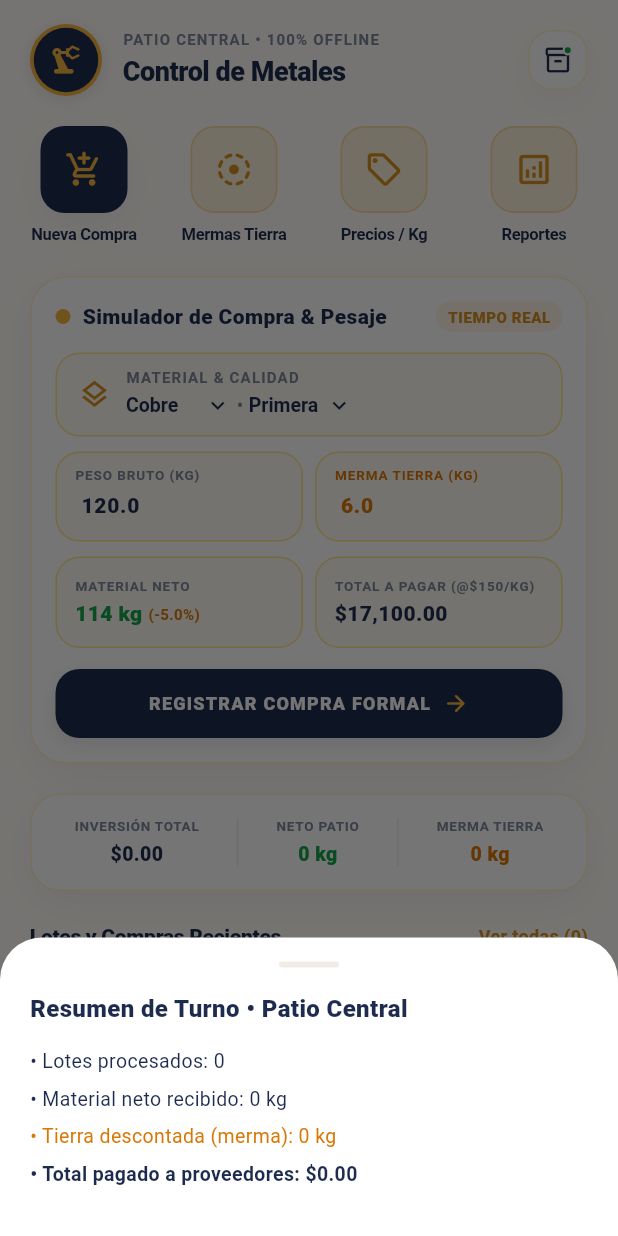
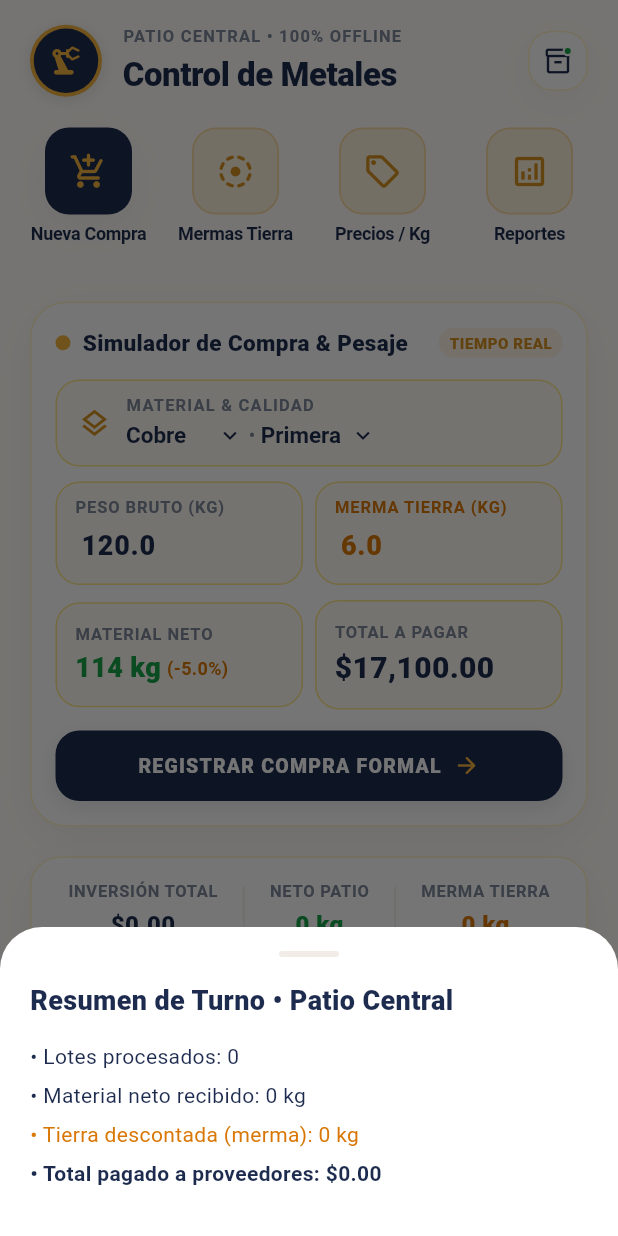
Before and after one commit to darvulia/GitMatApp, a Flutter app: the screen it shows after launch, after a tap on the "inventory 2" icon, on a phone screen of 412 x 824 dp. Run offline on Flutter 3.47's test engine with Material 3 defaults, Android fonts, the phone set to English and light mode, and no system bars; our stand-ins replace drift, flutter_riverpod, google_fonts; accounts and stored records are empty; generated files the repository leaves out were written again.

Commit message:
style: ajustar jerarquia y tamanios de fuente segun disenio de referencia

```diff
--- a/lib/core/widgets/floating_nav_bar.dart
+++ b/lib/core/widgets/floating_nav_bar.dart
@@ -117,7 +117,7 @@ class FloatingAmberBottomNav extends StatelessWidget {
             Text(
               label,
               style: TextStyle(
-                fontSize: 10,
+                fontSize: 11,
                 fontWeight: isSelected ? FontWeight.w800 : FontWeight.w600,
                 color: color,
                 letterSpacing: -0.2,
--- a/lib/features/dashboard/presentation/screens/dashboard_screen.dart
+++ b/lib/features/dashboard/presentation/screens/dashboard_screen.dart
@@ -37,7 +37,7 @@ class DashboardScreen extends ConsumerWidget {
           },
           child: SingleChildScrollView(
             physics: const AlwaysScrollableScrollPhysics(),
-            padding: const EdgeInsets.fromLTRB(20, 16, 20, 110),
+            padding: const EdgeInsets.fromLTRB(20, 16, 20, 130),
             child: Column(
               crossAxisAlignment: CrossAxisAlignment.start,
               children: [
@@ -131,7 +131,7 @@ class DashboardScreen extends ConsumerWidget {
         Text(
           label,
           style: const TextStyle(
-            fontSize: 9,
+            fontSize: 11,
             fontWeight: FontWeight.w700,
             color: AppColors.brandMuted,
             letterSpacing: 0.5,
@@ -141,7 +141,7 @@ class DashboardScreen extends ConsumerWidget {
         Text(
           value,
           style: TextStyle(
-            fontSize: 13,
+            fontSize: 16,
             fontWeight: FontWeight.w800,
             color: color,
           ),
@@ -179,7 +179,7 @@ class DashboardScreen extends ConsumerWidget {
               const Text(
                 'Catálogo de Precios Sugeridos / Kg',
                 style: TextStyle(
-                  fontSize: 16,
+                  fontSize: 18,
                   fontWeight: FontWeight.w800,
                   color: AppColors.brandDark,
                 ),
@@ -187,7 +187,7 @@ class DashboardScreen extends ConsumerWidget {
               const SizedBox(height: 4),
               const Text(
                 'Precios base actualizados para compra en patio',
-                style: TextStyle(fontSize: 12, color: AppColors.brandMuted),
+                style: TextStyle(fontSize: 13, color: AppColors.brandMuted),
               ),
               const SizedBox(height: 16),
               _buildPriceRow(MetalType.cobre, '\$150.00 / kg', '\$130.00 / kg', AppColors.colorCobre),
@@ -219,15 +219,15 @@ class DashboardScreen extends ConsumerWidget {
               const SizedBox(width: 10),
               Text(
                 mat.displayName,
-                style: const TextStyle(fontSize: 13, fontWeight: FontWeight.w800, color: AppColors.brandDark),
+                style: const TextStyle(fontSize: 15, fontWeight: FontWeight.w800, color: AppColors.brandDark),
               ),
             ],
           ),
           Row(
             children: [
-              Text('1ra: $firstGrade', style: const TextStyle(fontSize: 11, fontWeight: FontWeight.w700, color: AppColors.brandDark)),
+              Text('1ra: $firstGrade', style: const TextStyle(fontSize: 13, fontWeight: FontWeight.w700, color: AppColors.brandDark)),
               const SizedBox(width: 12),
-              Text('2da: $secondGrade', style: const TextStyle(fontSize: 11, fontWeight: FontWeight.w500, color: AppColors.brandMuted)),
+              Text('2da: $secondGrade', style: const TextStyle(fontSize: 12, fontWeight: FontWeight.w500, color: AppColors.brandMuted)),
             ],
           ),
         ],
@@ -265,16 +265,16 @@ class DashboardScreen extends ConsumerWidget {
               const SizedBox(height: 16),
               const Text(
                 'Resumen de Turno • Patio Central',
-                style: TextStyle(fontSize: 16, fontWeight: FontWeight.w800, color: AppColors.brandDark),
+                style: TextStyle(fontSize: 18, fontWeight: FontWeight.w800, color: AppColors.brandDark),
               ),
               const SizedBox(height: 14),
-              Text('• Lotes procesados: $count', style: const TextStyle(fontSize: 13, color: AppColors.brandDark)),
+              Text('• Lotes procesados: $count', style: const TextStyle(fontSize: 14, color: AppColors.brandDark)),
               const SizedBox(height: 6),
-              Text('• Material neto recibido: ${NumberFormatter.formatNumber(totalNet)} kg', style: const TextStyle(fontSize: 13, color: AppColors.brandDark)),
+              Text('• Material neto recibido: ${NumberFormatter.formatNumber(totalNet)} kg', style: const TextStyle(fontSize: 14, color: AppColors.brandDark)),
               const SizedBox(height: 6),
-              Text('• Tierra descontada (merma): ${NumberFormatter.formatNumber(totalWaste)} kg', style: const TextStyle(fontSize: 13, color: AppColors.warning)),
+              Text('• Tierra descontada (merma): ${NumberFormatter.formatNumber(totalWaste)} kg', style: const TextStyle(fontSize: 14, color: AppColors.warning)),
               const SizedBox(height: 6),
-              Text('• Total pagado a proveedores: ${NumberFormatter.formatCurrency(totalSpent)}', style: const TextStyle(fontSize: 13, fontWeight: FontWeight.bold, color: AppColors.brandDark)),
+              Text('• Total pagado a proveedores: ${NumberFormatter.formatCurrency(totalSpent)}', style: const TextStyle(fontSize: 14, fontWeight: FontWeight.bold, color: AppColors.brandDark)),
             ],
           ),
         );
--- a/lib/features/dashboard/presentation/widgets/active_operations_section.dart
+++ b/lib/features/dashboard/presentation/widgets/active_operations_section.dart
@@ -42,7 +42,7 @@ class ActiveOperationsSection extends StatelessWidget {
             const Text(
               'Lotes y Compras Recientes',
               style: TextStyle(
-                fontSize: 14,
+                fontSize: 18,
                 fontWeight: FontWeight.w800,
                 color: AppColors.brandDark,
                 letterSpacing: -0.2,
@@ -53,7 +53,7 @@ class ActiveOperationsSection extends StatelessWidget {
               child: Text(
                 'Ver todas (${purchases.length})',
                 style: const TextStyle(
-                  fontSize: 12,
+                  fontSize: 13,
                   fontWeight: FontWeight.w700,
                   color: AppColors.brandYellowDeep,
                 ),
@@ -123,7 +123,7 @@ class ActiveOperationsSection extends StatelessWidget {
                       Text(
                         '${item.materialType.displayName} • ${item.quality.displayName}',
                         style: const TextStyle(
-                          fontSize: 13,
+                          fontSize: 16,
                           fontWeight: FontWeight.w800,
                           color: AppColors.brandDark,
                         ),
@@ -131,7 +131,7 @@ class ActiveOperationsSection extends StatelessWidget {
                       Text(
                         DateFormatter.formatDateTime(item.purchaseDate),
                         style: const TextStyle(
-                          fontSize: 10,
+                          fontSize: 12,
                           fontWeight: FontWeight.w500,
                           color: AppColors.brandMuted,
                         ),
@@ -149,7 +149,7 @@ class ActiveOperationsSection extends StatelessWidget {
                 child: const Text(
                   'EN PATIO',
                   style: TextStyle(
-                    fontSize: 9,
+                    fontSize: 11,
                     fontWeight: FontWeight.w800,
                     color: AppColors.brandYellowDeep,
                     letterSpacing: 0.5,
@@ -246,7 +246,7 @@ class ActiveOperationsSection extends StatelessWidget {
                   Text(
                     item.supplierName ?? 'Proveedor de Patio',
                     style: const TextStyle(
-                      fontSize: 12,
+                      fontSize: 13,
                       fontWeight: FontWeight.w600,
                       color: AppColors.brandDark,
                     ),
@@ -264,8 +264,8 @@ class ActiveOperationsSection extends StatelessWidget {
                     child: Text(
                       NumberFormatter.formatCurrency(item.totalCost),
                       style: const TextStyle(
-                        fontSize: 12,
-                        fontWeight: FontWeight.w800,
+                        fontSize: 16,
+                        fontWeight: FontWeight.w900,
                         color: AppColors.brandYellowDeep,
                       ),
                     ),
@@ -327,7 +327,7 @@ class ActiveOperationsSection extends StatelessWidget {
         Text(
           label.toUpperCase(),
           style: TextStyle(
-            fontSize: 9,
+            fontSize: 11,
             fontWeight: FontWeight.w700,
             color: isWarning
                 ? AppColors.warning
@@ -338,7 +338,7 @@ class ActiveOperationsSection extends StatelessWidget {
         Text(
           value,
           style: TextStyle(
-            fontSize: 11,
+            fontSize: 14,
             fontWeight: FontWeight.w800,
             color: isWarning
                 ? AppColors.warning
@@ -386,7 +386,7 @@ class ActiveOperationsSection extends StatelessWidget {
                   Text(
                     '${item.materialType.displayName} • ${item.quality.displayName}',
                     style: const TextStyle(
-                      fontSize: 13,
+                      fontSize: 16,
                       fontWeight: FontWeight.w800,
                       color: AppColors.brandDark,
                     ),
@@ -395,8 +395,8 @@ class ActiveOperationsSection extends StatelessWidget {
                   Text(
                     '${NumberFormatter.formatNumber(item.netQuantity)} kg neto • ${NumberFormatter.formatCurrency(item.totalCost)}',
                     style: const TextStyle(
-                      fontSize: 11,
-                      fontWeight: FontWeight.w500,
+                      fontSize: 13,
+                      fontWeight: FontWeight.w600,
                       color: AppColors.brandMuted,
                     ),
                   ),
@@ -454,7 +454,7 @@ class ActiveOperationsSection extends StatelessWidget {
           const Text(
             'Sin compras registradas aún',
             style: TextStyle(
-              fontSize: 14,
+              fontSize: 16,
               fontWeight: FontWeight.w800,
               color: AppColors.brandDark,
             ),
@@ -464,7 +464,7 @@ class ActiveOperationsSection extends StatelessWidget {
             'Usa el simulador superior o el botón "+" para registrar material',
             textAlign: TextAlign.center,
             style: TextStyle(
-              fontSize: 12,
+              fontSize: 13,
               fontWeight: FontWeight.w500,
               color: AppColors.brandMuted,
             ),
--- a/lib/features/dashboard/presentation/widgets/operator_header.dart
+++ b/lib/features/dashboard/presentation/widgets/operator_header.dart
@@ -55,7 +55,7 @@ class OperatorHeader extends StatelessWidget {
                 Text(
                   'PATIO CENTRAL • 100% OFFLINE',
                   style: TextStyle(
-                    fontSize: 10,
+                    fontSize: 11,
                     fontWeight: FontWeight.w700,
                     color: AppColors.brandMuted,
                     letterSpacing: 0.8,
@@ -65,7 +65,7 @@ class OperatorHeader extends StatelessWidget {
                 Text(
                   'Control de Metales',
                   style: TextStyle(
-                    fontSize: 18,
+                    fontSize: 22,
                     fontWeight: FontWeight.w800,
                     color: AppColors.brandDark,
                     letterSpacing: -0.3,
--- a/lib/features/dashboard/presentation/widgets/quick_services_grid.dart
+++ b/lib/features/dashboard/presentation/widgets/quick_services_grid.dart
@@ -89,17 +89,18 @@ class QuickServicesGrid extends StatelessWidget {
           ),
           const SizedBox(height: 6),
           SizedBox(
-            width: 72,
+            width: 78,
+            height: 32,
             child: Text(
               label,
               textAlign: TextAlign.center,
-              maxLines: 1,
-              overflow: TextOverflow.ellipsis,
+              maxLines: 2,
               style: const TextStyle(
-                fontSize: 11,
+                fontSize: 12,
                 fontWeight: FontWeight.w700,
                 color: AppColors.brandDark,
                 letterSpacing: -0.2,
+                height: 1.15,
               ),
             ),
           ),
--- a/lib/features/dashboard/presentation/widgets/simulate_booking_card.dart
+++ b/lib/features/dashboard/presentation/widgets/simulate_booking_card.dart
@@ -62,7 +62,8 @@ class _SimulateBookingCardState extends State<SimulateBookingCard> {
           Row(
             mainAxisAlignment: MainAxisAlignment.spaceBetween,
             children: [
-              Row(
+              Expanded(
+                child: Row(
                   children: [
                     Container(
                       width: 10,
@@ -73,18 +74,23 @@ class _SimulateBookingCardState extends State<SimulateBookingCard> {
                       ),
                     ),
                     const SizedBox(width: 8),
-                  const Text(
+                    const Flexible(
+                      child: Text(
                         'Simulador de Compra & Pesaje',
                         style: TextStyle(
-                      fontSize: 14,
+                          fontSize: 15,
                           fontWeight: FontWeight.w800,
                           color: AppColors.brandDark,
+                        ),
+                        overflow: TextOverflow.ellipsis,
                       ),
                     ),
                   ],
                 ),
+              ),
+              const SizedBox(width: 6),
               Container(
-                padding: const EdgeInsets.symmetric(horizontal: 8, vertical: 3),
+                padding: const EdgeInsets.symmetric(horizontal: 7, vertical: 3),
                 decoration: BoxDecoration(
                   color: AppColors.brandYellowLight.withValues(alpha: 0.5),
                   borderRadius: BorderRadius.circular(12),
@@ -126,7 +132,7 @@ class _SimulateBookingCardState extends State<SimulateBookingCard> {
                       const Text(
                         'MATERIAL & CALIDAD',
                         style: TextStyle(
-                          fontSize: 10,
+                          fontSize: 11,
                           fontWeight: FontWeight.w700,
                           color: AppColors.brandMuted,
                           letterSpacing: 0.8,
@@ -140,7 +146,7 @@ class _SimulateBookingCardState extends State<SimulateBookingCard> {
                             underline: const SizedBox.shrink(),
                             icon: const Icon(Icons.keyboard_arrow_down, size: 18, color: AppColors.brandDark),
                             style: const TextStyle(
-                              fontSize: 13,
+                              fontSize: 15,
                               fontWeight: FontWeight.w700,
                               color: AppColors.brandDark,
                             ),
@@ -161,7 +167,7 @@ class _SimulateBookingCardState extends State<SimulateBookingCard> {
                             underline: const SizedBox.shrink(),
                             icon: const Icon(Icons.keyboard_arrow_down, size: 18, color: AppColors.brandDark),
                             style: const TextStyle(
-                              fontSize: 13,
+                              fontSize: 15,
                               fontWeight: FontWeight.w600,
                               color: AppColors.brandDark,
                             ),
@@ -203,7 +209,7 @@ class _SimulateBookingCardState extends State<SimulateBookingCard> {
                       const Text(
                         'PESO BRUTO (KG)',
                         style: TextStyle(
-                          fontSize: 9,
+                          fontSize: 11,
                           fontWeight: FontWeight.w700,
                           color: AppColors.brandMuted,
                           letterSpacing: 0.6,
@@ -213,7 +219,7 @@ class _SimulateBookingCardState extends State<SimulateBookingCard> {
                         controller: _grossController,
                         keyboardType: const TextInputType.numberWithOptions(decimal: true),
                         style: const TextStyle(
-                          fontSize: 14,
+                          fontSize: 18,
                           fontWeight: FontWeight.w800,
                           color: AppColors.brandDark,
                         ),
@@ -247,7 +253,7 @@ class _SimulateBookingCardState extends State<SimulateBookingCard> {
                       const Text(
                         'MERMA TIERRA (KG)',
                         style: TextStyle(
-                          fontSize: 9,
+                          fontSize: 11,
                           fontWeight: FontWeight.w700,
                           color: AppColors.warning,
                           letterSpacing: 0.6,
@@ -257,7 +263,7 @@ class _SimulateBookingCardState extends State<SimulateBookingCard> {
                         controller: _dirtController,
                         keyboardType: const TextInputType.numberWithOptions(decimal: true),
                         style: const TextStyle(
-                          fontSize: 14,
+                          fontSize: 18,
                           fontWeight: FontWeight.w800,
                           color: AppColors.warning,
                         ),
@@ -297,7 +303,7 @@ class _SimulateBookingCardState extends State<SimulateBookingCard> {
                       const Text(
                         'MATERIAL NETO',
                         style: TextStyle(
-                          fontSize: 9,
+                          fontSize: 11,
                           fontWeight: FontWeight.w700,
                           color: AppColors.brandMuted,
                           letterSpacing: 0.6,
@@ -309,7 +315,7 @@ class _SimulateBookingCardState extends State<SimulateBookingCard> {
                           Text(
                             '${NumberFormatter.formatNumber(_netWeight)} kg',
                             style: const TextStyle(
-                              fontSize: 14,
+                              fontSize: 18,
                               fontWeight: FontWeight.w800,
                               color: AppColors.success,
                             ),
@@ -318,8 +324,8 @@ class _SimulateBookingCardState extends State<SimulateBookingCard> {
                           Text(
                             '(-${_wastePct.toStringAsFixed(1)}%)',
                             style: const TextStyle(
-                              fontSize: 10,
-                              fontWeight: FontWeight.w600,
+                              fontSize: 12,
+                              fontWeight: FontWeight.w700,
                               color: AppColors.warning,
                             ),
                           ),
@@ -342,12 +348,10 @@ class _SimulateBookingCardState extends State<SimulateBookingCard> {
                   child: Column(
                     crossAxisAlignment: CrossAxisAlignment.start,
                     children: [
-                      Text(
-                        'TOTAL A PAGAR (@\$${_suggestedPrice.toStringAsFixed(0)}/KG)',
-                        maxLines: 1,
-                        overflow: TextOverflow.ellipsis,
-                        style: const TextStyle(
-                          fontSize: 9,
+                      const Text(
+                        'TOTAL A PAGAR',
+                        style: TextStyle(
+                          fontSize: 11,
                           fontWeight: FontWeight.w700,
                           color: AppColors.brandMuted,
                           letterSpacing: 0.6,
@@ -357,7 +361,7 @@ class _SimulateBookingCardState extends State<SimulateBookingCard> {
                       Text(
                         NumberFormatter.formatCurrency(_totalEstimated),
                         style: const TextStyle(
-                          fontSize: 14,
+                          fontSize: 20,
                           fontWeight: FontWeight.w900,
                           color: AppColors.brandDark,
                         ),
@@ -393,7 +397,7 @@ class _SimulateBookingCardState extends State<SimulateBookingCard> {
                   Text(
                     'REGISTRAR COMPRA FORMAL',
                     style: TextStyle(
-                      fontSize: 12,
+                      fontSize: 13,
                       fontWeight: FontWeight.w800,
                       color: Colors.white,
                       letterSpacing: 0.8,
```
Lines whose indentation alone changed are shown as unchanged.
